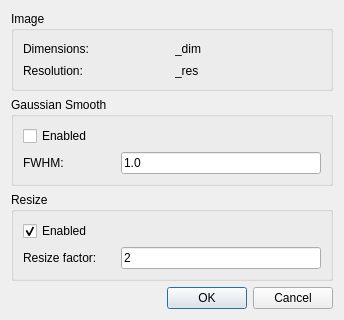
VisIVOLab/ViaLacteaVisualAnalytics, file Code/ui/FilterFITSDialog.ui: the form before one commit.
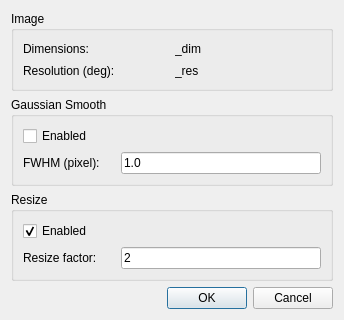
The form after the commit.

Commit message: Automatically open output file after filter

```diff
--- a/Code/ui/FilterFITSDialog.ui
+++ b/Code/ui/FilterFITSDialog.ui
@@ -37,7 +37,7 @@
       <item row="1" column="0">
        <widget class="QLabel" name="label_5">
         <property name="text">
-         <string>Resolution:</string>
+         <string>Resolution (deg):</string>
         </property>
        </widget>
       </item>
@@ -60,7 +60,7 @@
       <item row="1" column="0">
        <widget class="QLabel" name="label">
         <property name="text">
-         <string>FWHM:</string>
+         <string>FWHM (pixel):</string>
         </property>
         <property name="buddy">
          <cstring>lineFWHM</cstring>
```
The commit also changes 2 other files.
